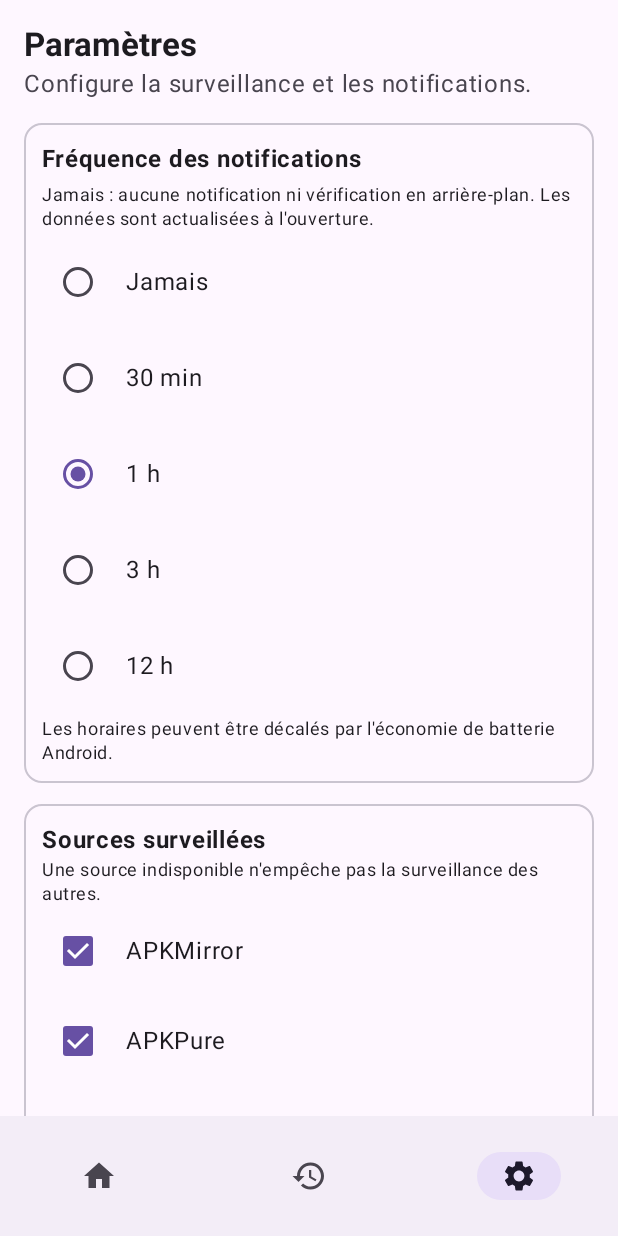
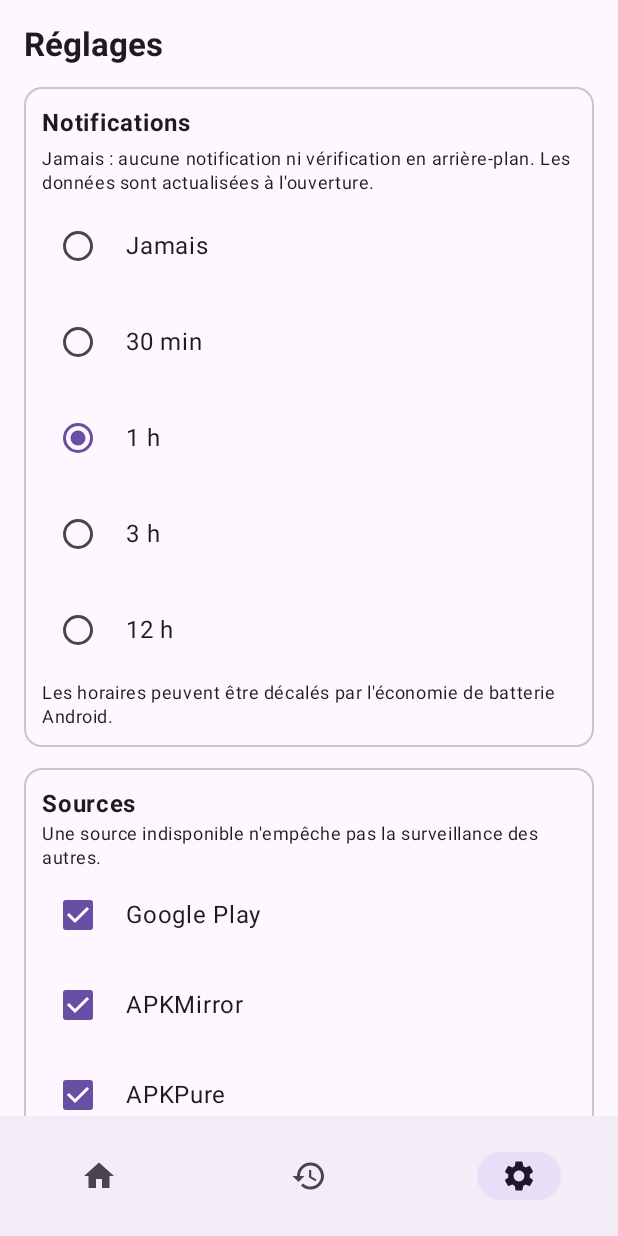
Before and after one commit to Epikaigle/deezer-update-tracker, an Android app built with Jetpack Compose: the screen it shows after launch (MainActivity), item 3 of the bottom bar chosen, on a phone screen of 412 x 824 dp. Run offline under Robolectric (Android 15) with nearby library versions, the phone set to English and light mode, and no system bars; libraries missing offline, so code that uses them is left out: com.aurora.gplayapi; network calls fail; 8 statements that could not run were skipped.

Commit message:
ui: shorten settings, replace explanations with icon actions

```diff
--- a/app/src/main/java/io/github/epikaigle/deezertracker/MainActivity.kt
+++ b/app/src/main/java/io/github/epikaigle/deezertracker/MainActivity.kt
@@ -323,15 +323,13 @@ private fun TrackerScreen() {
                     verticalArrangement = Arrangement.spacedBy(14.dp)
                 ) {
                     item {
-                        SectionTitle("Paramètres")
-                        Text("Configure la surveillance et les notifications.",
-                            color = MaterialTheme.colorScheme.onSurfaceVariant)
+                        SectionTitle("Réglages")
                     }
                     item {
                         OutlinedCard {
                             Column(Modifier.fillMaxWidth().padding(12.dp),
                                 verticalArrangement = Arrangement.spacedBy(4.dp)) {
-                                Text("Fréquence des notifications", fontWeight = FontWeight.Bold)
+                                Text("Notifications", fontWeight = FontWeight.Bold)
                                 Text("Jamais : aucune notification ni vérification en arrière-plan. Les données sont actualisées à l'ouverture.",
                                     style = MaterialTheme.typography.bodySmall)
                                 frequencies.forEach { (minutes, description) ->
@@ -357,15 +355,16 @@ private fun TrackerScreen() {
                                 }
                                 if (snapshot.frequencyMinutes > 0 && !notificationsGranted) {
                                     HorizontalDivider()
-                                    Text("Android n'autorise pas encore les notifications.",
-                                        color = MaterialTheme.colorScheme.error,
-                                        style = MaterialTheme.typography.bodySmall)
-                                    OutlinedButton(onClick = {
+
+                                    IconButton(onClick = {
                                         if (Build.VERSION.SDK_INT >= 33) {
                                             requestNotificationPermission.launch(
                                                 Manifest.permission.POST_NOTIFICATIONS)
                                         }
-                                    }) { Text("Autoriser les notifications") }
+                                    }) {
+                                        Icon(Icons.Default.NotificationsOff,
+                                            contentDescription = "Autoriser les notifications")
+                                    }
                                 }
                                 Text("Les horaires peuvent être décalés par l'économie de batterie Android.",
                                     style = MaterialTheme.typography.bodySmall)
@@ -375,10 +374,10 @@ private fun TrackerScreen() {
                     item {
                         OutlinedCard {
                             Column(Modifier.fillMaxWidth().padding(12.dp)) {
-                                Text("Sources surveillées", fontWeight = FontWeight.Bold)
+                                Text("Sources", fontWeight = FontWeight.Bold)
                                 Text("Une source indisponible n'empêche pas la surveillance des autres.",
                                     style = MaterialTheme.typography.bodySmall)
-                                Source.entries.forEach { source ->
+                                listOf(Source.GOOGLE_PLAY, Source.APKMIRROR, Source.APKPURE).forEach { source ->
                                     Row(
                                         Modifier.fillMaxWidth().clickable {
                                             val newSelection = snapshot.enabledSources.toMutableSet()
@@ -417,9 +416,8 @@ private fun TrackerScreen() {
                                 verticalAlignment = Alignment.CenterVertically
                             ) {
                                 Column(Modifier.weight(1f)) {
-                                    Text("Inclure les versions bêta", fontWeight = FontWeight.Bold)
-                                    Text("Affiche aussi alpha, beta et RC",
-                                        style = MaterialTheme.typography.bodySmall)
+                                    Text("Bêta", fontWeight = FontWeight.Bold)
+
                                 }
                                 Switch(
                                     checked = snapshot.includeBeta,
@@ -430,11 +428,6 @@ private fun TrackerScreen() {
                                 )
                             }
                         }
-                    }
-                    item {
-                        Text("Application non officielle · GNU GPLv3 · sans compte ni télémétrie.",
-                            style = MaterialTheme.typography.bodySmall,
-                            color = MaterialTheme.colorScheme.onSurfaceVariant)
                     }
                 }
             }
```
